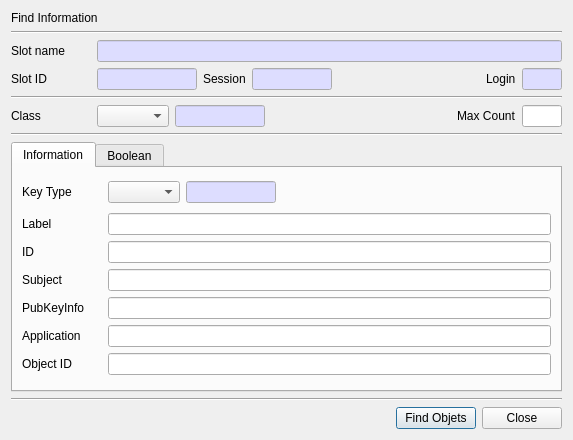
jykim74/CryptokiMan, file CryptokiMan/find_object_dlg.ui: the form before one commit.
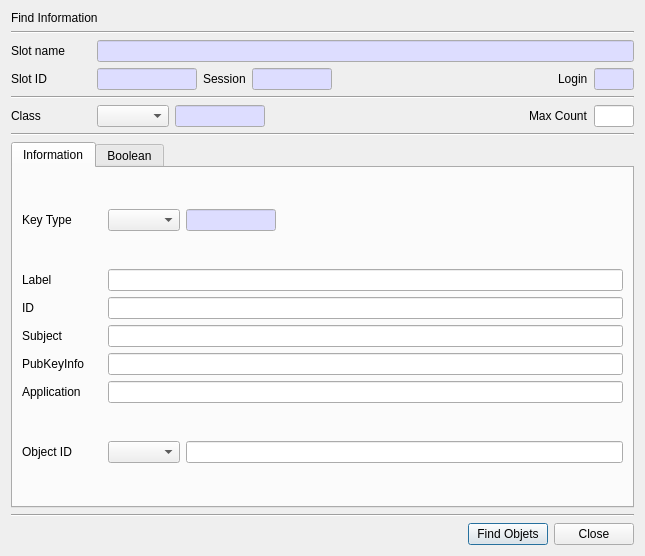
The form after the commit.

Diff of the .ui file:
```diff
--- a/CryptokiMan/find_object_dlg.ui
+++ b/CryptokiMan/find_object_dlg.ui
@@ -6,8 +6,8 @@
    <rect>
     <x>0</x>
     <y>0</y>
-    <width>552</width>
-    <height>440</height>
+    <width>645</width>
+    <height>556</height>
    </rect>
   </property>
   <property name="windowTitle">
@@ -512,14 +512,30 @@
            </property>
           </widget>
          </item>
-         <item row="5" column="0">
+        </layout>
+       </item>
+       <item>
+        <layout class="QGridLayout" name="gridLayout_8">
+         <property name="topMargin">
+          <number>0</number>
+         </property>
+         <item row="0" column="0">
           <widget class="QLabel" name="mObjectIDLabel">
+           <property name="minimumSize">
+            <size>
+             <width>80</width>
+             <height>0</height>
+            </size>
+           </property>
            <property name="text">
             <string>Object ID</string>
            </property>
           </widget>
          </item>
-         <item row="5" column="1">
+         <item row="0" column="1">
+          <widget class="QComboBox" name="mObjectIDTypeCombo"/>
+         </item>
+         <item row="0" column="2">
           <widget class="QLineEdit" name="mObjectIDText"/>
          </item>
         </layout>
```
Left out of the diff: 1 changed line with no effect on the pictures.
